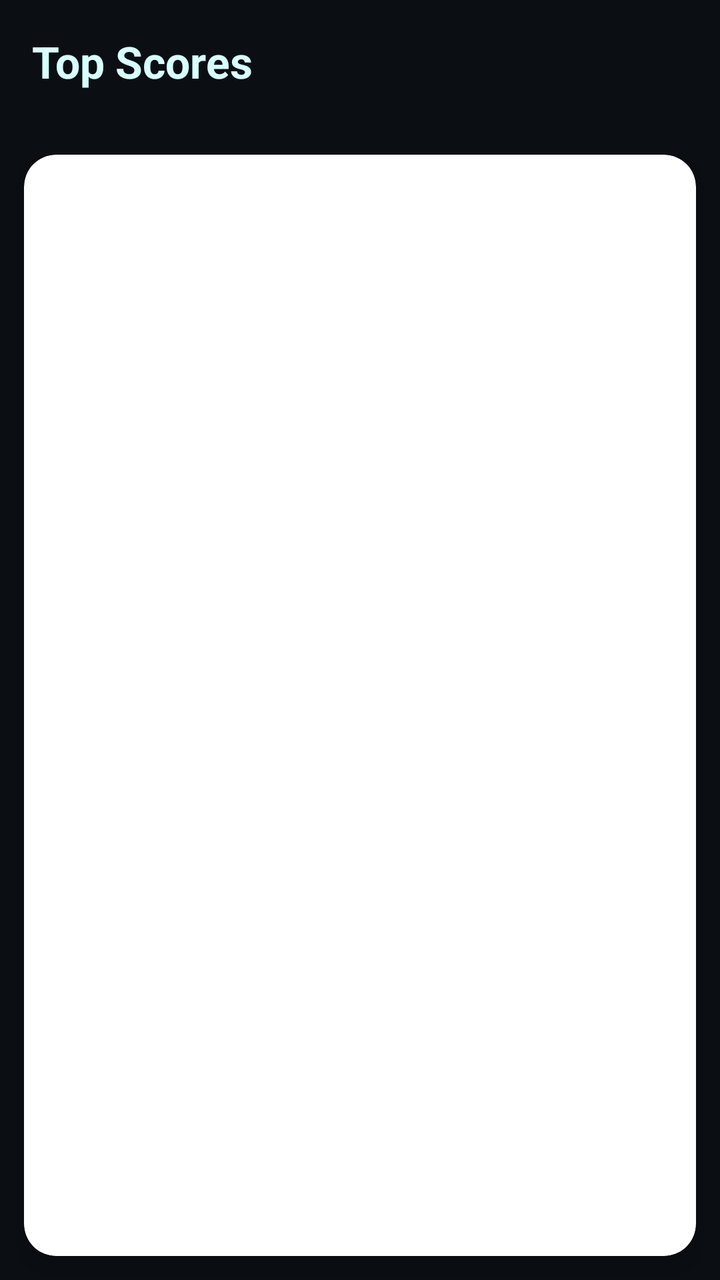
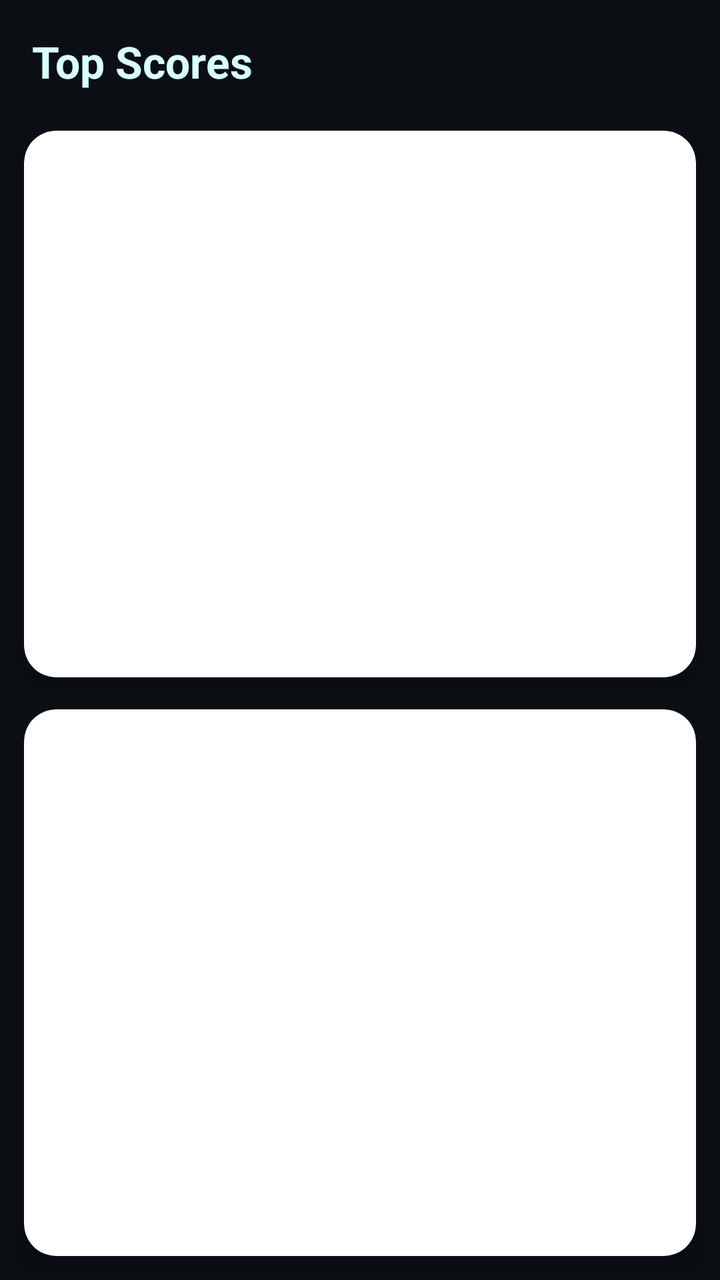

Compare the two renders of this Android layout. The source of the first and the diff that turns it into the second are given below.
<!-- AndroidManifest.xml: application theme Theme.AppTask1 -->
<!-- res/layout/activity_scores.xml -->
<?xml version="1.0" encoding="utf-8"?>
<LinearLayout xmlns:android="http://schemas.android.com/apk/res/android"
    xmlns:app="http://schemas.android.com/apk/res-auto"
    android:layout_width="match_parent"
    android:layout_height="match_parent"
    android:orientation="vertical"
    android:background="#0B0F14">

    <TextView
        android:layout_width="match_parent"
        android:layout_height="wrap_content"
        android:text="Top Scores"
        android:textStyle="bold"
        android:textSize="22sp"
        android:textColor="#D8FFFD"
        android:padding="16dp" />

    <androidx.cardview.widget.CardView
        android:layout_width="match_parent"
        android:layout_height="wrap_content"
        android:layout_marginLeft="12dp"
        android:layout_marginRight="12dp"
        android:layout_marginTop="4dp"
        android:layout_marginBottom="12dp"
        app:cardCornerRadius="16dp"
        app:cardElevation="6dp">

        <FrameLayout
            android:id="@+id/listContainer"
            android:layout_width="match_parent"
            android:layout_height="wrap_content" />
    </androidx.cardview.widget.CardView>

    <androidx.cardview.widget.CardView
        android:layout_width="match_parent"
        android:layout_height="0dp"
        android:layout_weight="1"
        android:layout_marginLeft="12dp"
        android:layout_marginRight="12dp"
        android:layout_marginTop="0dp"
        android:layout_marginBottom="12dp"
        app:cardCornerRadius="16dp"
        app:cardElevation="6dp">

        <FrameLayout
            android:id="@+id/mapContainer"
            android:layout_width="match_parent"
            android:layout_height="match_parent" />
    </androidx.cardview.widget.CardView>

</LinearLayout>
<!-- resources referenced by this layout -->
<resources>
  <style name="Theme.AppTask1" parent="Theme.MaterialComponents.DayNight.NoActionBar">
          
      </style>
</resources>

<!-- the commit's change to res/layout/activity_scores.xml (unified diff, before → after) -->
@@ -17,7 +17,8 @@
 
     <androidx.cardview.widget.CardView
         android:layout_width="match_parent"
-        android:layout_height="wrap_content"
+        android:layout_height="0dp"
+        android:layout_weight="2"
         android:layout_marginLeft="12dp"
         android:layout_marginRight="12dp"
         android:layout_marginTop="4dp"
@@ -34,10 +35,10 @@
     <androidx.cardview.widget.CardView
         android:layout_width="match_parent"
         android:layout_height="0dp"
-        android:layout_weight="1"
+        android:layout_weight="2"
         android:layout_marginLeft="12dp"
         android:layout_marginRight="12dp"
-        android:layout_marginTop="0dp"
+        android:layout_marginTop="4dp"
         android:layout_marginBottom="12dp"
         app:cardCornerRadius="16dp"
         app:cardElevation="6dp">
